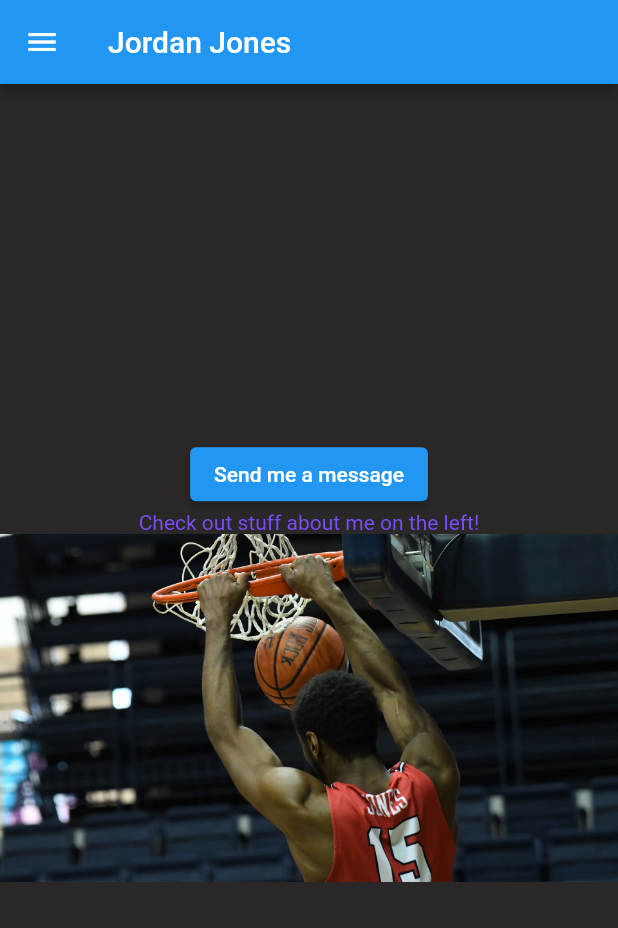
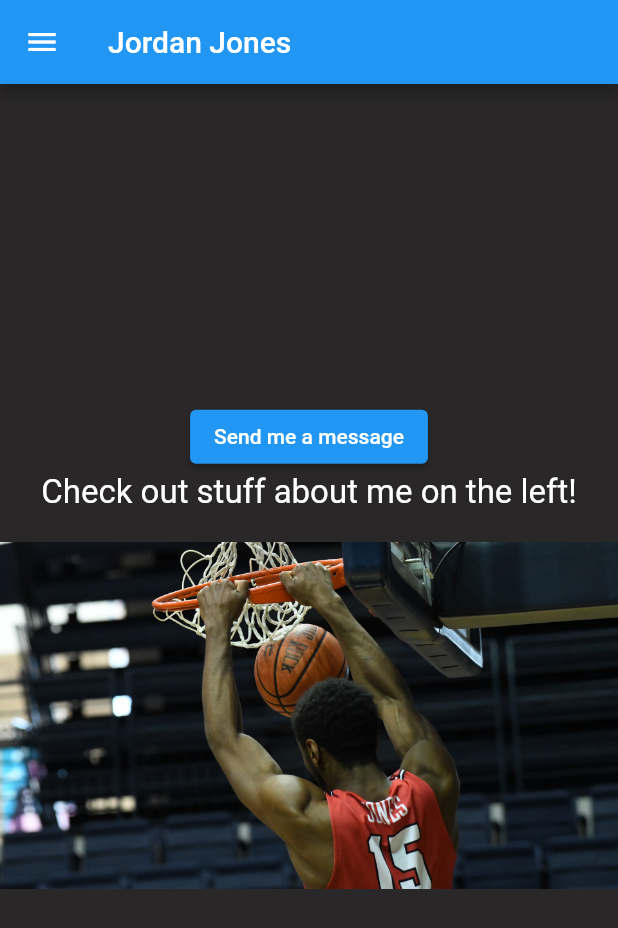
Before and after one commit to zimajones/my, a Flutter app: the screen it shows after launch, on a phone screen of 412 x 824 dp. Shown: the top 928 px of the screen. Run offline on Flutter 3.47's test engine with Material 2 defaults, Android fonts, the phone set to English and light mode, and no system bars.

```diff
--- a/lib/main.dart
+++ b/lib/main.dart
@@ -10,9 +10,12 @@ class MyApp extends StatelessWidget {
 
   @override
   Widget build(BuildContext context) {
-    return const MaterialApp(
+    return MaterialApp(
       title: appTitle,
-      home: MyHomePage(title: appTitle),
+      theme: ThemeData(
+        cardColor: Colors.white,
+      ),
+      home: const MyHomePage(title: appTitle),
     );
   }
 }
@@ -26,7 +29,9 @@ class MyHomePage extends StatelessWidget {
   Widget build(BuildContext context) {
     return Scaffold(
       backgroundColor: const Color.fromARGB(255, 41, 39, 39),
-      appBar: AppBar(title: Text(title)),
+      appBar: AppBar(
+        title: Text(title),
+      ),
       body: Column(
         mainAxisAlignment: MainAxisAlignment.center,
         children: <Widget>[
@@ -46,9 +51,10 @@ class MyHomePage extends StatelessWidget {
           //make text larger and add some padding and styling to the font
           const Text(
             'Check out stuff about me on the left!',
-            style: TextStyle(color: Colors.deepPurpleAccent),
+            style: TextStyle(color: Colors.white, fontSize: 22),
           ),
           Container(
+            padding: const EdgeInsets.fromLTRB(0, 20, 0, 20),
             alignment: Alignment.center,
             child: Image.asset('assets/images/jonesjordandunk1.jpeg',
                 fit: BoxFit.fill),
@@ -61,25 +67,19 @@ class MyHomePage extends StatelessWidget {
           children: [
             const DrawerHeader(
               decoration: BoxDecoration(
-                color: Colors.blue,
+                color: Colors.white,
               ),
-              child: Text('Drawer Header'),
+              child: Text('About Me'),
             ),
             ListTile(
-              title: const Text('Item 1'),
+              title: const Text('Basketball'),
               onTap: () {
-                // Update the state of the app
-                // ...
-                // Then close the drawer
                 Navigator.pop(context);
               },
             ),
             ListTile(
-              title: const Text('Item 2'),
+              title: const Text('Art'),
               onTap: () {
-                // Update the state of the app
-                // ...
-                // Then close the drawer
                 Navigator.pop(context);
               },
             ),
```
Also changed, not shown: lib/side_drawers/basketball.dart (added).
